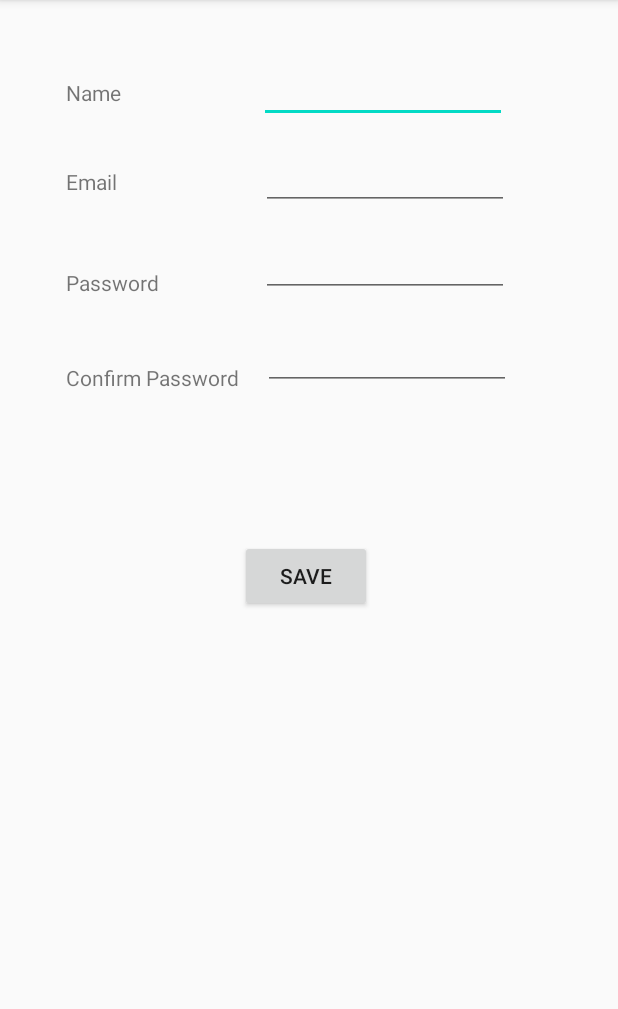
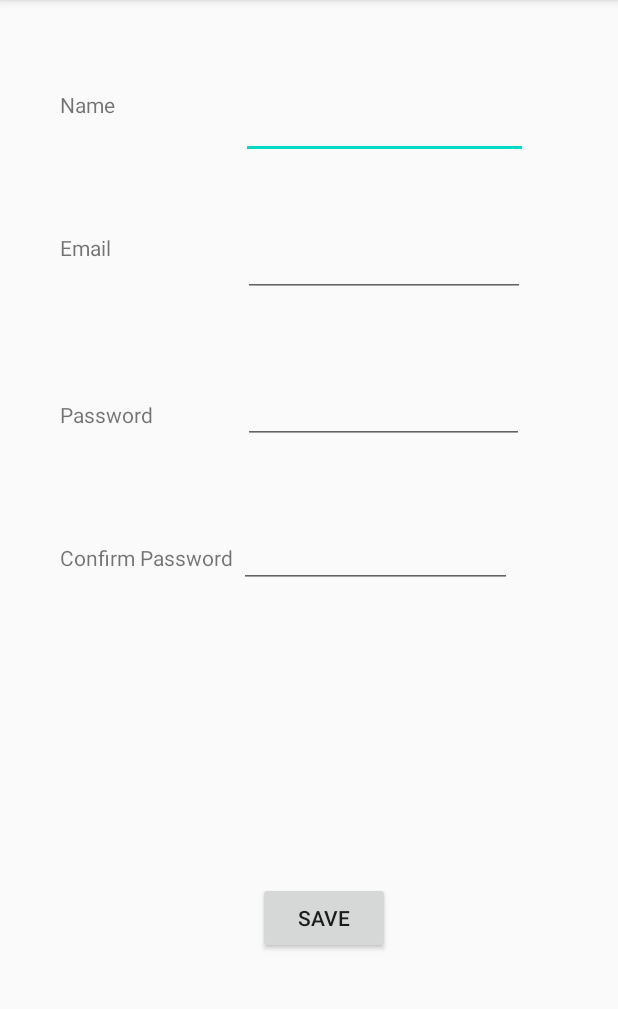
Before and after one commit to leo-he-1/Assignment2, an Android app: the screen it shows after launch (MainActivity), on a phone screen of 412 x 824 dp, the part 84-1093 px from its top. Run offline under Robolectric (Android 15) with nearby library versions, the phone set to English and light mode, and no system bars.

Commit message:
finished adding the rest of the ui

```diff
--- a/app/src/main/java/com/example/assignment2/MainActivity.java
+++ b/app/src/main/java/com/example/assignment2/MainActivity.java
@@ -3,12 +3,40 @@ package com.example.assignment2;
 import androidx.appcompat.app.AppCompatActivity;
 
 import android.os.Bundle;
+import android.view.View;
+import android.widget.Button;
+import android.widget.EditText;
+import android.widget.Toast;
 
 public class MainActivity extends AppCompatActivity {
-
+    Button save;
+    EditText name, email, password, confirmpassword;
     @Override
     protected void onCreate(Bundle savedInstanceState) {
         super.onCreate(savedInstanceState);
         setContentView(R.layout.activity_main);
+
+        save = (Button)findViewById(R.id.save);
+        name=(EditText)findViewById(R.id.name);
+        email=(EditText)findViewById(R.id.email);
+        password=(EditText)findViewById(R.id.password);
+        confirmpassword=(EditText) findViewById(R.id.confirmpassword);
+
+        save.setOnClickListener(new View.OnClickListener(){
+            @Override
+            public void onClick(View v) {
+                //this will check if any of the edit texts are empty
+                if (name.getText().toString().isEmpty() || email.getText().toString().isEmpty() || password.getText().toString().isEmpty() || confirmpassword.getText().toString().isEmpty()) {
+                    Toast.makeText(MainActivity.this, "Please enter all of the information.", Toast.LENGTH_SHORT).show();
+                }
+                if(password.getText().toString().equals(confirmpassword.getText().toString())){
+                    Toast.makeText(MainActivity.this, name.getText().toString(), Toast.LENGTH_SHORT).show();
+                }
+                else{
+                    Toast.makeText(MainActivity.this, "Passwords do not match.", Toast.LENGTH_SHORT).show();
+                }
+            }
+        });
+
     }
 }
--- a/app/src/main/res/layout/activity_main.xml
+++ b/app/src/main/res/layout/activity_main.xml
@@ -7,23 +7,23 @@
     tools:context=".MainActivity">
 
 
-
     <TextView
         android:id="@+id/textView"
         android:layout_width="wrap_content"
         android:layout_height="wrap_content"
-        android:layout_marginStart="44dp"
-        android:layout_marginTop="52dp"
+        android:layout_marginStart="40dp"
+        android:layout_marginTop="60dp"
         android:text="Name"
         app:layout_constraintStart_toStartOf="parent"
         app:layout_constraintTop_toTopOf="parent" />
 
+
     <EditText
         android:id="@+id/name"
-        android:layout_width="165dp"
-        android:layout_height="30dp"
-        android:layout_marginStart="92dp"
-        android:layout_marginTop="52dp"
+        android:layout_width="191dp"
+        android:layout_height="62dp"
+        android:layout_marginStart="84dp"
+        android:layout_marginTop="44dp"
         android:inputType="textPersonName"
         app:layout_constraintStart_toEndOf="@+id/textView"
         app:layout_constraintTop_toTopOf="parent" />
@@ -32,61 +32,58 @@
         android:id="@+id/textView2"
         android:layout_width="wrap_content"
         android:layout_height="wrap_content"
-        android:layout_marginStart="44dp"
-        android:layout_marginTop="40dp"
-        android:inputType="textEmailAddress"
+        android:layout_marginStart="40dp"
+        android:layout_marginTop="76dp"
         android:text="Email"
         app:layout_constraintStart_toStartOf="parent"
         app:layout_constraintTop_toBottomOf="@+id/textView" />
 
     <EditText
         android:id="@+id/email"
-        android:layout_width="165dp"
-        android:layout_height="30dp"
-        android:layout_marginStart="96dp"
+        android:layout_width="188dp"
+        android:layout_height="64dp"
+        android:layout_marginStart="88dp"
         android:layout_marginTop="28dp"
         android:inputType="textEmailAddress"
         app:layout_constraintStart_toEndOf="@+id/textView2"
         app:layout_constraintTop_toBottomOf="@+id/name" />
 
 
-
     <TextView
         android:id="@+id/textView3"
         android:layout_width="wrap_content"
         android:layout_height="wrap_content"
-        android:layout_marginStart="44dp"
-        android:layout_marginTop="48dp"
+        android:layout_marginStart="40dp"
+        android:layout_marginTop="92dp"
         android:text="Password"
         app:layout_constraintStart_toStartOf="parent"
         app:layout_constraintTop_toBottomOf="@+id/textView2" />
 
     <EditText
         android:id="@+id/password"
-        android:layout_width="165dp"
-        android:layout_height="30dp"
-        android:layout_marginStart="68dp"
-        android:layout_marginTop="28dp"
+        android:layout_width="187dp"
+        android:layout_height="62dp"
+        android:layout_marginStart="60dp"
+        android:layout_marginTop="36dp"
         android:inputType="textPassword"
         app:layout_constraintStart_toEndOf="@+id/textView3"
         app:layout_constraintTop_toBottomOf="@+id/email" />
-
 
     <TextView
         android:id="@+id/textView4"
         android:layout_width="wrap_content"
         android:layout_height="wrap_content"
-        android:layout_marginStart="44dp"
-        android:layout_marginTop="44dp"
+        android:layout_marginStart="40dp"
+        android:layout_marginTop="76dp"
         android:text="Confirm Password"
         app:layout_constraintStart_toStartOf="parent"
         app:layout_constraintTop_toBottomOf="@+id/textView3" />
 
     <EditText
         android:id="@+id/confirmpassword"
-        android:layout_width="165dp"
-        android:layout_height="30dp"
-        android:layout_marginStart="16dp"
+        android:layout_width="182dp"
+        android:layout_height="64dp"
+        android:layout_marginStart="4dp"
         android:layout_marginTop="32dp"
         android:inputType="textPassword"
         app:layout_constraintStart_toEndOf="@+id/textView4"
@@ -96,8 +93,8 @@
         android:id="@+id/save"
         android:layout_width="wrap_content"
         android:layout_height="wrap_content"
-        android:layout_marginStart="160dp"
-        android:layout_marginBottom="360dp"
+        android:layout_marginStart="172dp"
+        android:layout_marginBottom="132dp"
         android:text="Save"
         app:layout_constraintBottom_toBottomOf="parent"
         app:layout_constraintStart_toStartOf="parent" />
```
